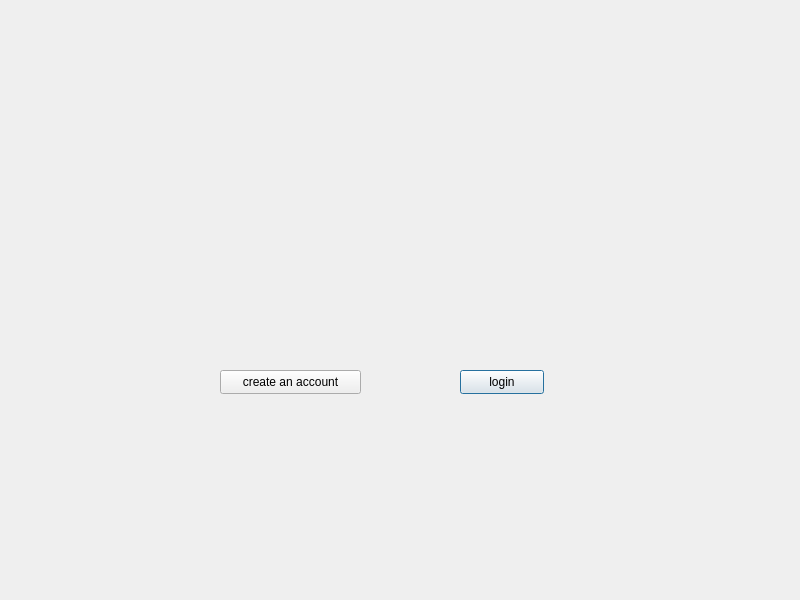
Qt form login.ui (YTGhost/LLK) before a commit.
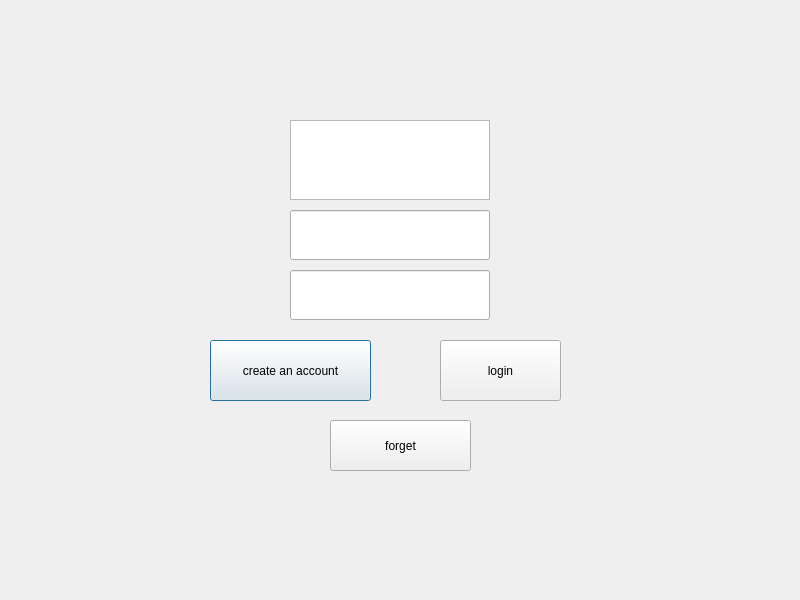
The same form after that commit.

Commit message: 完成登录界面修改

Patch:
```diff
--- a/login.ui
+++ b/login.ui
@@ -13,31 +13,84 @@
   <property name="windowTitle">
    <string>Dialog</string>
   </property>
+  <widget class="QWidget" name="widget" native="true">
+   <property name="geometry">
+    <rect>
+     <x>100</x>
+     <y>100</y>
+     <width>600</width>
+     <height>400</height>
+    </rect>
+   </property>
+   <widget class="QLineEdit" name="userLineEdit">
+    <property name="geometry">
+     <rect>
+      <x>190</x>
+      <y>110</y>
+      <width>200</width>
+      <height>50</height>
+     </rect>
+    </property>
+   </widget>
+   <widget class="QLineEdit" name="passwordLineEdit">
+    <property name="geometry">
+     <rect>
+      <x>190</x>
+      <y>170</y>
+      <width>200</width>
+      <height>50</height>
+     </rect>
+    </property>
+   </widget>
+   <widget class="QPushButton" name="registerBtn">
+    <property name="geometry">
+     <rect>
+      <x>110</x>
+      <y>240</y>
+      <width>161</width>
+      <height>61</height>
+     </rect>
+    </property>
+    <property name="text">
+     <string>create an account</string>
+    </property>
+   </widget>
   <widget class="QPushButton" name="loginBtn">
    <property name="geometry">
     <rect>
-     <x>460</x>
-     <y>370</y>
-     <width>84</width>
-     <height>24</height>
+      <x>340</x>
+      <y>240</y>
+      <width>121</width>
+      <height>61</height>
     </rect>
    </property>
    <property name="text">
     <string>login</string>
    </property>
   </widget>
-  <widget class="QPushButton" name="registerBtn">
+   <widget class="QPushButton" name="forgetBtn">
    <property name="geometry">
     <rect>
-     <x>220</x>
-     <y>370</y>
+      <x>230</x>
+      <y>320</y>
      <width>141</width>
-     <height>24</height>
+      <height>51</height>
     </rect>
    </property>
    <property name="text">
-    <string>create an account</string>
-   </property>
+     <string>forget</string>
+    </property>
+   </widget>
+   <widget class="QGraphicsView" name="graphicsView">
+    <property name="geometry">
+     <rect>
+      <x>190</x>
+      <y>20</y>
+      <width>200</width>
+      <height>80</height>
+     </rect>
+    </property>
+   </widget>
   </widget>
  </widget>
  <resources/>
```
Lines whose indentation alone changed are shown as unchanged. The commit also changes 7 other files.
